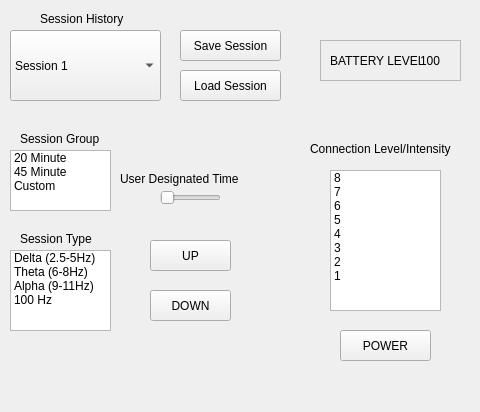
Old version of the form CES-Device/mainwindow.ui in the repository Shibbler/3004-group; both pictures show x 0 to 480 and y 0 to 412 of the 728 by 412 pixel window.
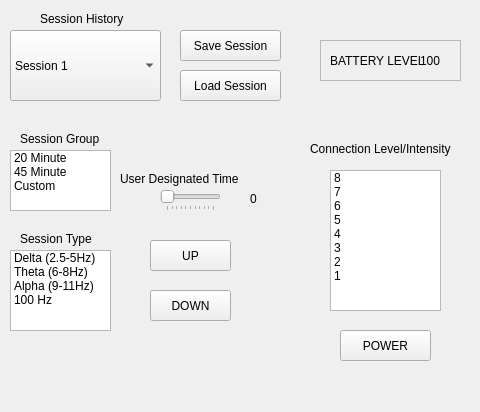
New version of the form.

```diff
--- a/CES-Device/mainwindow.ui
+++ b/CES-Device/mainwindow.ui
@@ -232,12 +232,21 @@
       <x>160</x>
       <y>190</y>
       <width>61</width>
-      <height>16</height>
+      <height>21</height>
      </rect>
     </property>
+    <property name="maximum">
+     <number>60</number>
+    </property>
     <property name="orientation">
      <enum>Qt::Horizontal</enum>
     </property>
+    <property name="tickPosition">
+     <enum>QSlider::TicksBelow</enum>
+    </property>
+    <property name="tickInterval">
+     <number>6</number>
+    </property>
    </widget>
    <widget class="QLabel" name="UserDesLabel">
     <property name="geometry">
@@ -463,6 +472,19 @@
      </property>
     </widget>
    </widget>
+   <widget class="QLabel" name="timeLabel">
+    <property name="geometry">
+     <rect>
+      <x>250</x>
+      <y>190</y>
+      <width>54</width>
+      <height>17</height>
+     </rect>
+    </property>
+    <property name="text">
+     <string>0</string>
+    </property>
+   </widget>
    <zorder>BatteryFrame</zorder>
    <zorder>sessionStore</zorder>
    <zorder>increaseButton</zorder>
```
Left out of the diff: 1 changed line with no effect on the pictures.
